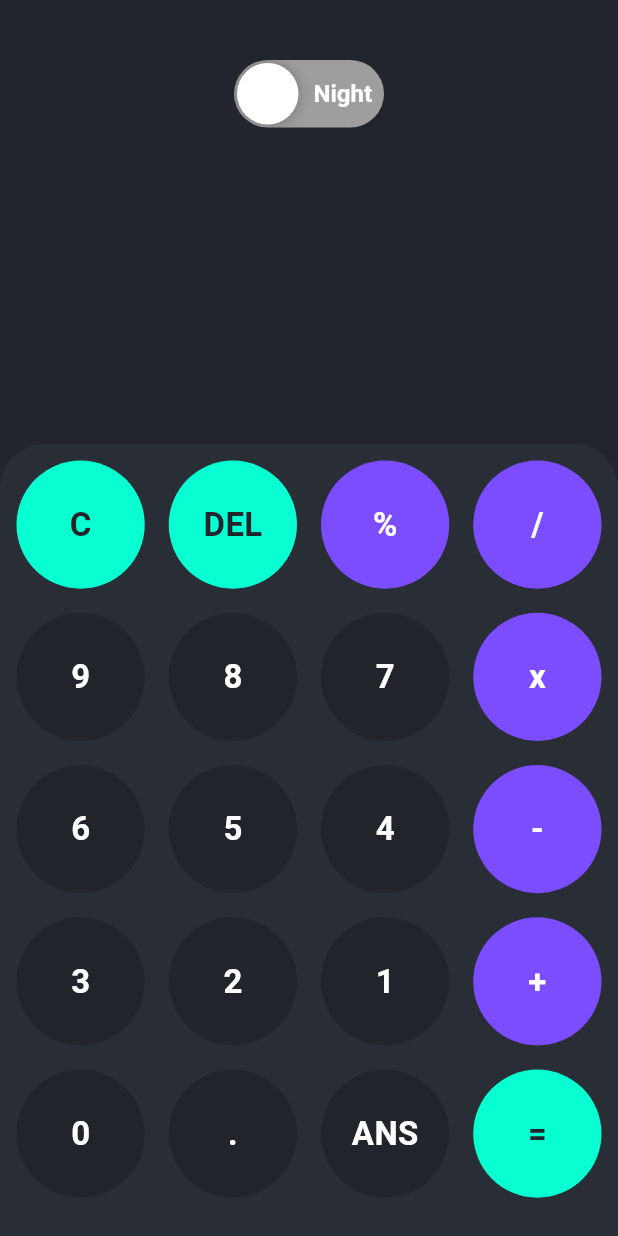
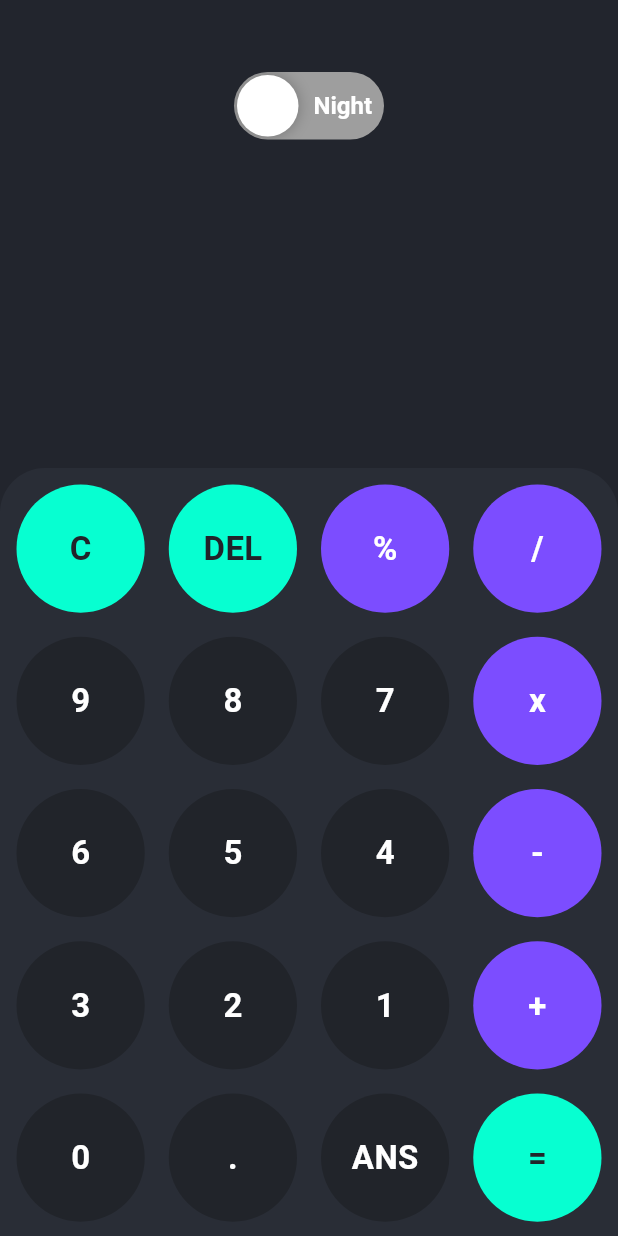
Before and after one commit to dcaayushd/Calcy-Calculator-App, a Flutter app: the screen it shows after launch, on a phone screen of 412 x 824 dp. Run offline on Flutter 3.47's test engine with Material 3 defaults, Android fonts, the phone set to English and light mode, and no system bars; drawn by our look-alikes of flutter_advanced_switch; our stand-ins replace get, google_fonts, math_expressions; Roboto replaces fonts that are missing (Ubuntu).

Commit message:
Output Section Updated

```diff
--- a/lib/screen/sections/output_section.dart
+++ b/lib/screen/sections/output_section.dart
@@ -20,10 +20,13 @@ class OutPutSection extends StatelessWidget {
           Padding(
             padding: const EdgeInsets.only(top: 40),
             child: GetBuilder<ThemeController>(builder: (controller) {
-              return AdvancedSwitch(
+              return Padding(
+                padding: const EdgeInsets.all(8.0),
+                child: AdvancedSwitch(
                   controller: controller.switcherController,
                   activeImage: const AssetImage('assets/images/day_sky.png'),
-                inactiveImage: const AssetImage('assets/images/night_sky.jpg'),
+                  inactiveImage:
+                      const AssetImage('assets/images/night_sky.jpg'),
                   activeColor: Colors.green,
                   inactiveColor: Colors.grey,
                   activeChild: Text(
@@ -45,6 +48,7 @@ class OutPutSection extends StatelessWidget {
                   height: 45.0,
                   enabled: true,
                   disabledOpacity: 0.5,
+                ),
               );
             }),
           ),
@@ -59,9 +63,8 @@ class OutPutSection extends StatelessWidget {
                   child: Text(
                     controller.userInput,
                     style: GoogleFonts.ubuntu(
-                      color: themeController.isDark
-                          ? Colors.white
-                          : Colors.black,
+                      color:
+                          themeController.isDark ? Colors.white : Colors.black,
                       fontSize: 38,
                     ),
                   ),
@@ -72,9 +75,8 @@ class OutPutSection extends StatelessWidget {
                     controller.userOutput,
                     style: GoogleFonts.ubuntu(
                       fontWeight: FontWeight.bold,
-                      color: themeController.isDark
-                          ? Colors.white
-                          : Colors.black,
+                      color:
+                          themeController.isDark ? Colors.white : Colors.black,
                       fontSize: 60,
                     ),
                   ),
```
Lines whose indentation alone changed are shown as unchanged.
